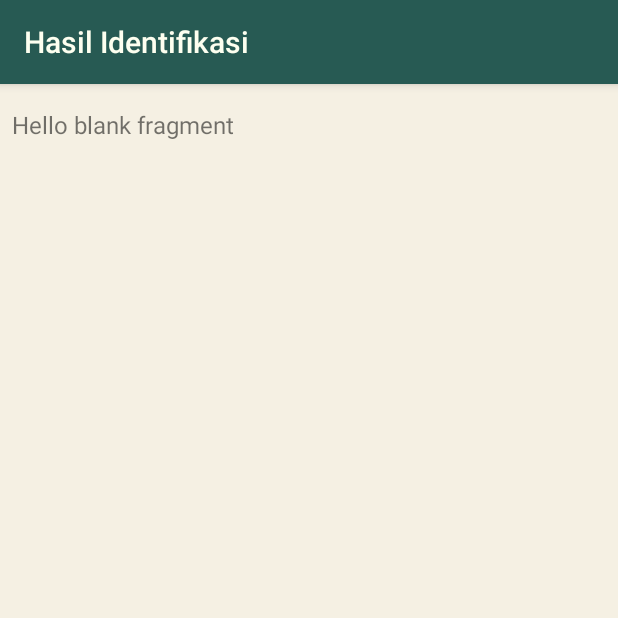
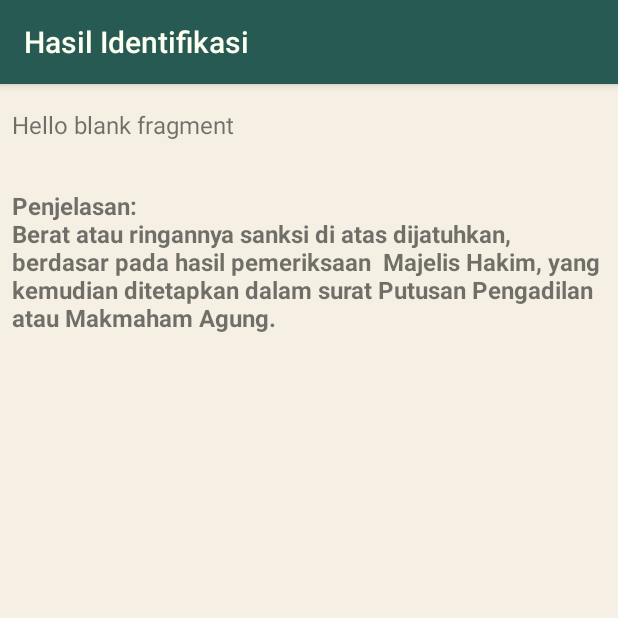
Before and after one commit to rahmaniy/sispahukes, an Android app: the HasilIdentifikasiActivity screen opened directly, with no data from a screen before it, on a phone screen of 412 x 824 dp, the top half of it. Run offline under Robolectric (Android 15) with nearby library versions, the phone set to English and light mode, and no system bars; libraries missing offline, so code that uses them is left out: com.xwray.groupie; 4 statements that could not run were skipped.

Commit message:
adding penjelasan

```diff
--- a/app/src/main/java/com/example/sispakhukumkesehatan/activity/HasilIdentifikasiActivity.kt
+++ b/app/src/main/java/com/example/sispakhukumkesehatan/activity/HasilIdentifikasiActivity.kt
@@ -39,8 +39,15 @@ class HasilIdentifikasiActivity : AppCompatActivity() {
         val pidanaTambahan = "\na. pencabutan izin usaha; dan/atau" +
                 "\nb. pencabutan status badan hukum."
 
+        val penjelasan = "Penjelasan:\n" +
+                "Berat atau ringannya sanksi di atas dijatuhkan, berdasar pada hasil pemeriksaan  " +
+                "Majelis Hakim, yang kemudian ditetapkan dalam surat Putusan Pengadilan atau " +
+                "Makmaham Agung."
+
         tv_hasil_identifikasi.text = "Sanksi yang dijatuhkan kepada " + pelaku.toLowerCase() +
                 " yang diduga " + hasilKasus
+
+        tv_penjelasan_hasil_identifikasi.text = penjelasan
 
         for (i in 0 until pasalHasilIdentifikasi.size) {
             var x = 0
--- a/app/src/main/res/layout/activity_hasil_identifikasi.xml
+++ b/app/src/main/res/layout/activity_hasil_identifikasi.xml
@@ -42,6 +42,18 @@
                     app:layoutManager="androidx.recyclerview.widget.LinearLayoutManager"
                     tools:listitem="@layout/item_row_parent_hasil_identifikasi" />
 
+            <TextView
+                    android:id="@+id/tv_penjelasan_hasil_identifikasi"
+                    android:layout_width="wrap_content"
+                    android:layout_height="wrap_content"
+                    android:layout_below="@id/recylce_hasil_identifikasi"
+                    android:layout_marginStart="@dimen/space_8"
+                    android:layout_marginVertical="@dimen/space_16"
+                    android:layout_marginEnd="@dimen/space_8"
+                    android:text="@string/hello_blank_fragment"
+                    android:textAlignment="viewStart"
+                    android:textStyle="bold"
+                    android:textSize="@dimen/font_title_size" />
         </RelativeLayout>
     </androidx.core.widget.NestedScrollView>
 
```
